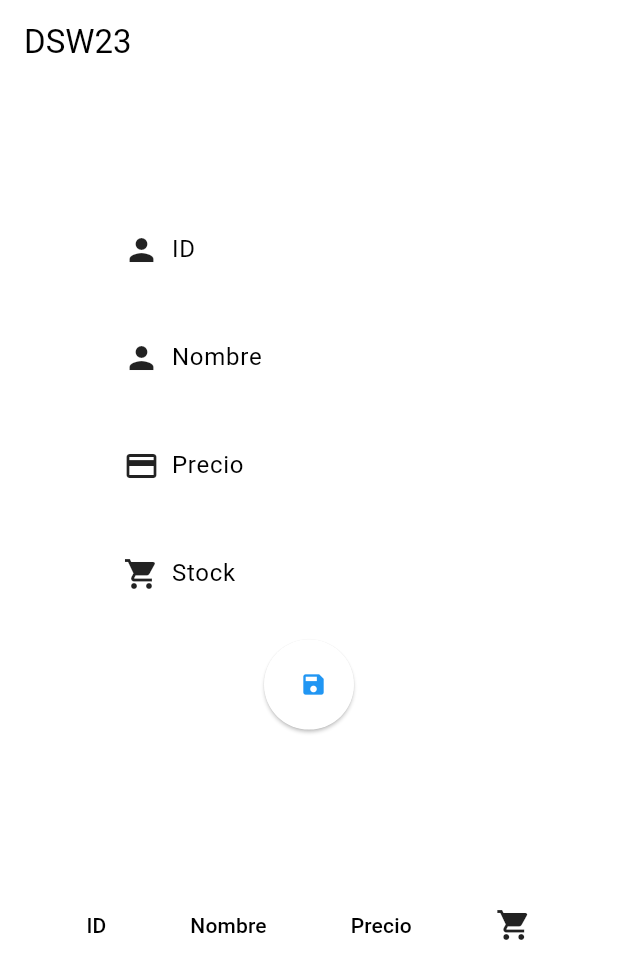
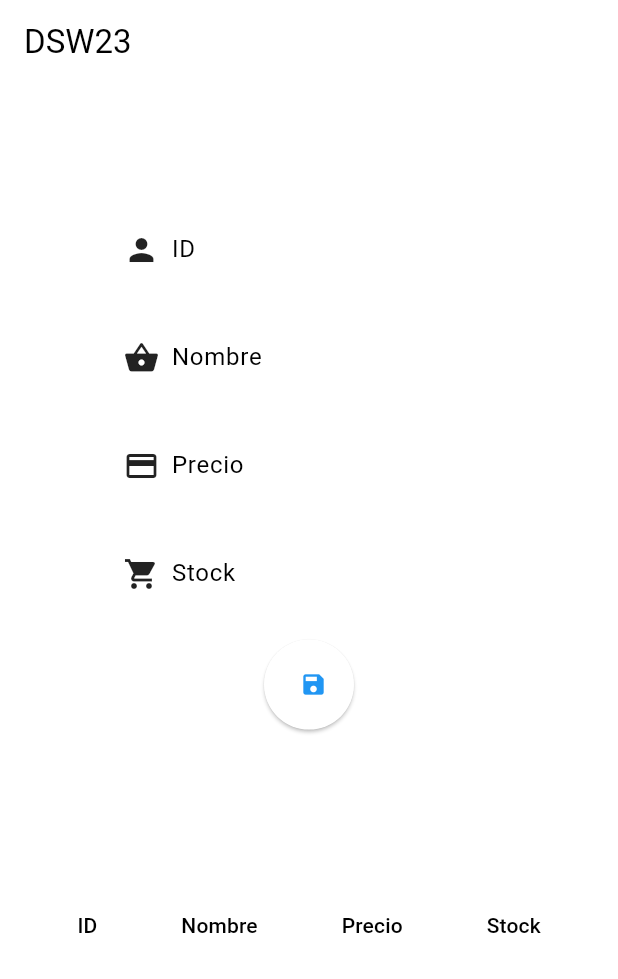
Before and after one commit to elsymerino/eval2_sis23, a Flutter app: the screen it shows after launch, on a phone screen of 412 x 824 dp. Shown: the top 979 px of the screen. Run offline on Flutter 3.47's test engine with Material 2 defaults, Android fonts, the light colour scheme and no system bars; our stand-ins replace cloud_firestore, firebase_core; accounts and stored records are empty.

Commit message:
Cambiar el icono del nombre

```diff
--- a/lib/main.dart
+++ b/lib/main.dart
@@ -81,7 +81,8 @@ class MyForm extends StatelessWidget {
               SizedBox(height: 16),
               Row(
                 children: [
-                  Icon(Icons.person),
+                  Icon(
+                      Icons.shopping_basket), // Cambiado a un icono de producto
                   SizedBox(width: 8),
                   Expanded(
                     child: TextFormField(
@@ -194,9 +195,7 @@ class ListaRegistros extends StatelessWidget {
                 DataColumn(label: Text('ID')),
                 DataColumn(label: Text('Nombre')),
                 DataColumn(label: Text('Precio')),
-                DataColumn(
-                    label: Icon(
-                        Icons.shopping_cart)), // Cambiado a un icono de caja
+                DataColumn(label: Text('Stock')),
               ],
               rows: registros.map((registro) {
                 var data = registro.data() as Map<String, dynamic>;
```
